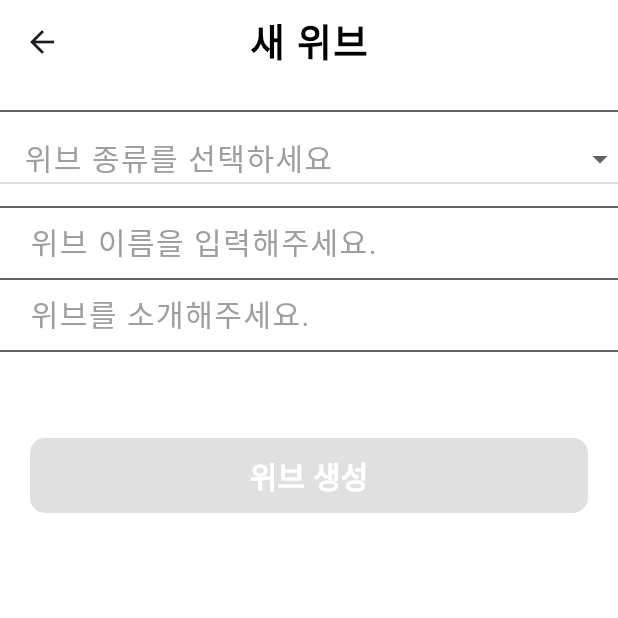
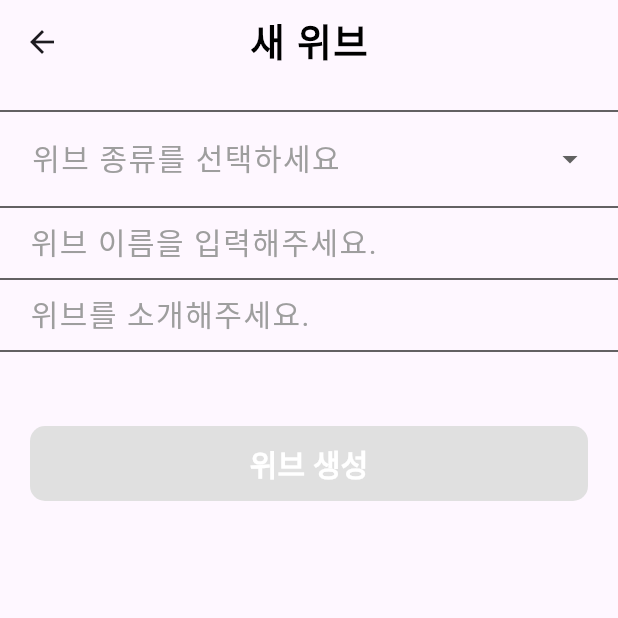
Before and after one commit to Team-WeaveUs/WeaveUs, a Flutter app: the NewWeaveView screen opened by its route, on a phone screen of 412 x 824 dp, the top half of it. Run offline on Flutter 3.47's test engine with Material 3 defaults, Android fonts, the phone set to English and light mode, and no system bars; drawn by our look-alikes of dropdown_button2; our stand-ins replace flutter_secure_storage, get, google_maps_flutter, hugeicons, image_picker; accounts and stored records are empty; Roboto replaces fonts that are missing (Pretendard).

Commit message:
feat: 위브 모델 생성과, getx 타입변경

```diff
--- a/FE/lib/views/new_weave_view.dart
+++ b/FE/lib/views/new_weave_view.dart
@@ -1,99 +1,18 @@
-import 'dart:convert';
 import 'package:flutter/material.dart';
-import 'package:flutter/services.dart';
 import 'package:get/get.dart';
-import 'package:http/http.dart' as http;
 import 'package:weave_us/views/widgets/new_weave_widget/new_name.input.dart';
 import 'package:weave_us/views/widgets/new_weave_widget/weave_explanation.dart';
 import 'package:weave_us/views/widgets/new_weave_widget/weave_type_selector.dart';
-import '../services/api_service.dart';
+import '../../controllers/new_weave_controller.dart';
 
-class NewWeaveView extends StatefulWidget {
+class NewWeaveView extends GetView<NewWeaveController> {
   const NewWeaveView({super.key});
-
-  @override
-  State<NewWeaveView> createState() => _NewWeaveViewState();
-}
-
-class _NewWeaveViewState extends State<NewWeaveView> {
-  String selectedWeave = '';
-  String selectedOpenRange = '';
-  String selectedInviteOption = '';
-
-  final nameController = TextEditingController();
-  final descriptionController = TextEditingController();
-
-  int get typeId {
-    switch (selectedWeave) {
-      case '내 Weave':
-        return 1;
-      case 'Global':
-        return 2;
-      case 'Private':
-        return 3;
-      default:
-        return 1;
-    }
-  }
-
-  int get privacyId {
-    switch (selectedOpenRange) {
-      case '모두 공개':
-        return 1;
-      case '초대한 사용자':
-        return 2;
-      case '나만 보기':
-        return 3;
-      default:
-        return 1;
-    }
-  }
-
-  bool get isFormValid {
-    return selectedWeave.isNotEmpty &&
-        nameController.text.trim().isNotEmpty &&
-        descriptionController.text.trim().isNotEmpty;
-  }
-
-  @override
-  void dispose() {
-    nameController.dispose();
-    descriptionController.dispose();
-    super.dispose();
-  }
-
-  Future<void> _createWeave(String title, String description, int typeId, int privacyId) async {
-    try {
-      final response = await ApiService().postRequest("WeaveUpload", {
-        "title": title,
-        "description": description,
-        "privacy_id": privacyId,
-        "type_id": typeId
-      });
-
-      if (response != null && response['message'] == '위브 생성 성공') {
-        debugPrint("위브 생성 성공!");
-        Get.snackbar("성공", "위브가 성공적으로 생성되었습니다");
-        Get.back();
-      } else {
-        debugPrint("위브 생성 실패: \${response.toString()}");
-        Get.snackbar("실패", "위브 생성에 실패했습니다");
-      }
-    } catch (e) {
-      debugPrint("오류 발생: \$e");
-      Get.snackbar("에러", "서버 오류가 발생했습니다");
-    }
-  }
 
   @override
   Widget build(BuildContext context) {
     return Scaffold(
-      backgroundColor: Colors.white,
       appBar: AppBar(
-        elevation: 0,
-        backgroundColor: Colors.white,
         centerTitle: true,
-        systemOverlayStyle: const SystemUiOverlayStyle(statusBarColor: Colors.white),
         title: const Text(
           '새 위브',
           style: TextStyle(
@@ -111,22 +30,25 @@ class _NewWeaveViewState extends State<NewWeaveView> {
           children: [
             Divider(color: Colors.grey[850], thickness: 1),
             WeaveTypeSelector(
-              onChanged: ({required weave, required range, required invite}) {
-                setState(() {
-                  selectedWeave = weave ?? '';
-                  selectedOpenRange = range ?? '';
-                  selectedInviteOption = invite ?? '';
-                });
+              onChanged: (model) {
+                controller.updateSelections(
+                  weave: model.weave,
+                  range: model.range,
+                  invite: model.invite,
+                );
               },
             ),
             Divider(color: Colors.grey[850], thickness: 1),
-            NewNameInput(controller: nameController),
+            NewNameInput(controller: controller.nameController),
             Divider(color: Colors.grey[850], thickness: 1),
-            WeaveExplanation(controller: descriptionController),
+            WeaveExplanation(controller: controller.descriptionController),
             Divider(color: Colors.grey[850], thickness: 1),
             const SizedBox(height: 30),
-            // 안내 멘트
-            if (isFormValid)
+
+            Obx(() {
+              return Column(
+                children: [
+                  if (controller.isFormValid.value)
                     Center(
                       child: RichText(
                         textAlign: TextAlign.center,
@@ -148,18 +70,14 @@ class _NewWeaveViewState extends State<NewWeaveView> {
                         ),
                       ),
                     ),
-            // 생성 버튼
+                  SizedBox(height: 12),
                   SizedBox(
                     width: double.infinity,
                     child: Padding(
-                padding: const EdgeInsets.all(20),
+                      padding: const EdgeInsets.only(right: 20, left: 20),
                       child: ElevatedButton(
-                  onPressed: isFormValid
-                      ? () {
-                    final title = nameController.text.trim();
-                    final desc = descriptionController.text.trim();
-                    _createWeave(title, desc, typeId, privacyId);
-                  }
+                        onPressed: controller.isFormValid.value
+                            ? controller.createWeave
                             : null,
                         style: ElevatedButton.styleFrom(
                           backgroundColor: const Color(0xFFFF8000),
@@ -170,7 +88,7 @@ class _NewWeaveViewState extends State<NewWeaveView> {
                           elevation: 0,
                         ),
                         child: const Padding(
-                    padding: EdgeInsets.only(top:10, bottom: 10),
+                          padding: EdgeInsets.only(top: 10, bottom: 10),
                           child: Text(
                             "위브 생성",
                             style: TextStyle(
@@ -185,6 +103,9 @@ class _NewWeaveViewState extends State<NewWeaveView> {
                     ),
                   ),
                 ],
+              );
+            }),
+          ],
         ),
       ),
     );
--- a/FE/lib/views/widgets/new_weave_widget/weave_type_selector.dart
+++ b/FE/lib/views/widgets/new_weave_widget/weave_type_selector.dart
@@ -1,12 +1,10 @@
 import 'package:dropdown_button2/dropdown_button2.dart';
 import 'package:flutter/material.dart';
+import 'package:hugeicons/hugeicons.dart';
+import '../../../models/weave_type_model.dart';
 
 class WeaveTypeSelector extends StatefulWidget {
-  final Function({
-  required String? weave,
-  required String? range,
-  required String? invite,
-  }) onChanged;
+  final Function(WeaveTypeModel model) onChanged;
 
   const WeaveTypeSelector({
     super.key,
@@ -20,7 +18,7 @@ class WeaveTypeSelector extends StatefulWidget {
 class _WeaveTypeSelectorState extends State<WeaveTypeSelector> {
   final List<String> weaveTypes = ['Weave', '내 Weave', 'Global', 'Private'];
   final List<String> openRanges = ['모두 공개', '초대한 사용자', '나만 보기'];
-  final List<String> inviteOptions = ['1명 업로드 가능', '3명 업로드 가능', '5명 업로드 가능'];
+  final List<String> inviteOptions = ['인원', '로직', '필요'];
 
   String? selectedWeave;
   String? selectedOpenRange;
@@ -31,9 +29,11 @@ class _WeaveTypeSelectorState extends State<WeaveTypeSelector> {
 
   void _notifyParent() {
     widget.onChanged(
+      WeaveTypeModel(
         weave: selectedWeave,
         range: selectedOpenRange,
         invite: selectedInviteOption,
+      ),
     );
   }
 
@@ -42,19 +42,41 @@ class _WeaveTypeSelectorState extends State<WeaveTypeSelector> {
     return Column(
       crossAxisAlignment: CrossAxisAlignment.start,
       children: [
-        DropdownButton2<String>(
+        Padding(
+          padding: const EdgeInsets.only(right: 20, left: 5),
+          child: DropdownButton2<String>(
+            alignment: Alignment.centerLeft,
+
+            underline: const SizedBox.shrink(),
             value: selectedWeave,
             isExpanded: true,
-          hint: const Text("위브 종류를 선택하세요",
+            hint: const Text(
+              "위브 종류를 선택하세요",
+              textAlign: TextAlign.left,
               style: TextStyle(
                 fontSize: 20,
                 fontFamily: 'Pretendard',
                 color: Colors.grey,
-            letterSpacing: 1
-          )
+                letterSpacing: 1,
+              ),
             ),
             items: weaveTypes.map((type) {
               return DropdownMenuItem(value: type, child: Text(type));
+            }).toList(),
+            selectedItemBuilder: (context) => weaveTypes.map((type) {
+              return Align(
+                alignment: Alignment.centerLeft,
+                child: Text(
+                  type,
+                  textAlign: TextAlign.left,
+                  style: const TextStyle(
+                    fontSize: 20,
+                    fontFamily: 'Pretendard',
+                    color: Colors.black,
+                    letterSpacing: 1,
+                  ),
+                ),
+              );
             }).toList(),
             onChanged: (value) {
               setState(() {
@@ -67,15 +89,22 @@ class _WeaveTypeSelectorState extends State<WeaveTypeSelector> {
               });
             },
           ),
+        ),
+
+        // 공개 범위, 초대 인원 옵션은 '내 Weave'일 때만 표시
         if (selectedWeave == '내 Weave') ...[
-          const SizedBox(height: 10),
-          GestureDetector(
+          Divider(color: Colors.grey[850], thickness: 1),
+
+          // 공개 범위
+          Padding(
+            padding: const EdgeInsets.symmetric(horizontal: 20),
+            child: GestureDetector(
               onTap: () => setState(() => isOpenRangeExpanded = !isOpenRangeExpanded),
               child: Row(
                 mainAxisAlignment: MainAxisAlignment.spaceBetween,
                 children: [
                   Row(children: [
-                  const Icon(Icons.public, size: 18),
+                    const Icon(HugeIcons.strokeRoundedGlobe02),
                     const SizedBox(width: 8),
                     Text(
                       selectedOpenRange ?? "공개 범위를 선택하세요",
@@ -86,17 +115,20 @@ class _WeaveTypeSelectorState extends State<WeaveTypeSelector> {
                 ],
               ),
             ),
+          ),
           if (isOpenRangeExpanded)
             Padding(
               padding: const EdgeInsets.only(left: 36, bottom: 8),
               child: Column(
                 children: openRanges.map((option) {
                   return GestureDetector(
-                    onTap: () => setState(() {
+                    onTap: () {
+                      setState(() {
                         selectedOpenRange = option;
                         isOpenRangeExpanded = false;
                         _notifyParent();
-                    }),
+                      });
+                    },
                     child: Padding(
                       padding: const EdgeInsets.symmetric(vertical: 8),
                       child: Text(option),
@@ -105,21 +137,30 @@ class _WeaveTypeSelectorState extends State<WeaveTypeSelector> {
                 }).toList(),
               ),
             ),
-          const SizedBox(height: 8),
+
+          Divider(color: Colors.grey[850], thickness: 1),
+
+          // 초대 인원
           GestureDetector(
             onTap: () => setState(() => isInviteExpanded = !isInviteExpanded),
             child: Row(
               mainAxisAlignment: MainAxisAlignment.spaceBetween,
               children: [
-                Row(children: [
-                  const Icon(Icons.group, size: 18),
+                Padding(
+                  padding: const EdgeInsets.symmetric(horizontal: 20),
+                  child: Row(children: [
+                    const Icon(HugeIcons.strokeRoundedUserLock02),
                     const SizedBox(width: 8),
                     Text(
                       selectedInviteOption ?? "초대 인원 설정",
                       style: const TextStyle(fontSize: 16, fontWeight: FontWeight.w600),
                     ),
                   ]),
-                Icon(isInviteExpanded ? Icons.arrow_drop_up : Icons.arrow_drop_down),
+                ),
+                const Padding(
+                  padding: EdgeInsets.only(right: 20.0),
+                  child: Icon(Icons.arrow_drop_down),
+                ),
               ],
             ),
           ),
@@ -129,11 +170,13 @@ class _WeaveTypeSelectorState extends State<WeaveTypeSelector> {
               child: Column(
                 children: inviteOptions.map((option) {
                   return GestureDetector(
-                    onTap: () => setState(() {
+                    onTap: () {
+                      setState(() {
                         selectedInviteOption = option;
                         isInviteExpanded = false;
                         _notifyParent();
-                    }),
+                      });
+                    },
                     child: Padding(
                       padding: const EdgeInsets.symmetric(vertical: 8),
                       child: Text(option),
@@ -142,7 +185,7 @@ class _WeaveTypeSelectorState extends State<WeaveTypeSelector> {
                 }).toList(),
               ),
             ),
-        ]
+        ],
       ],
     );
   }
```
Lines whose indentation alone changed are shown as unchanged.
